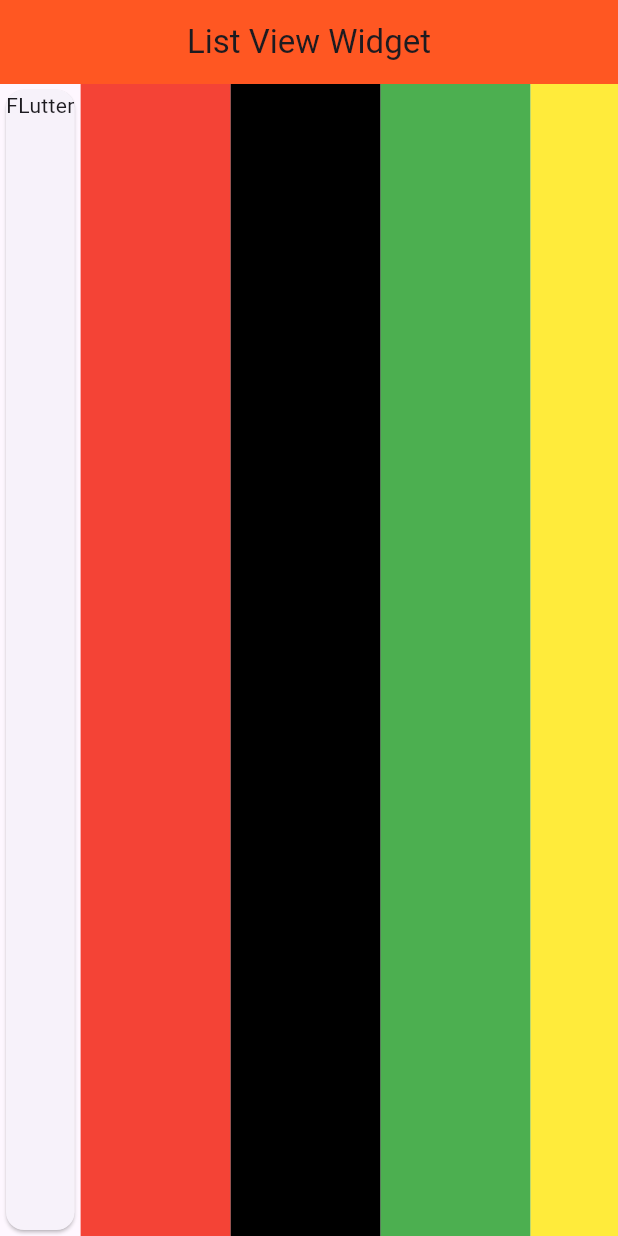
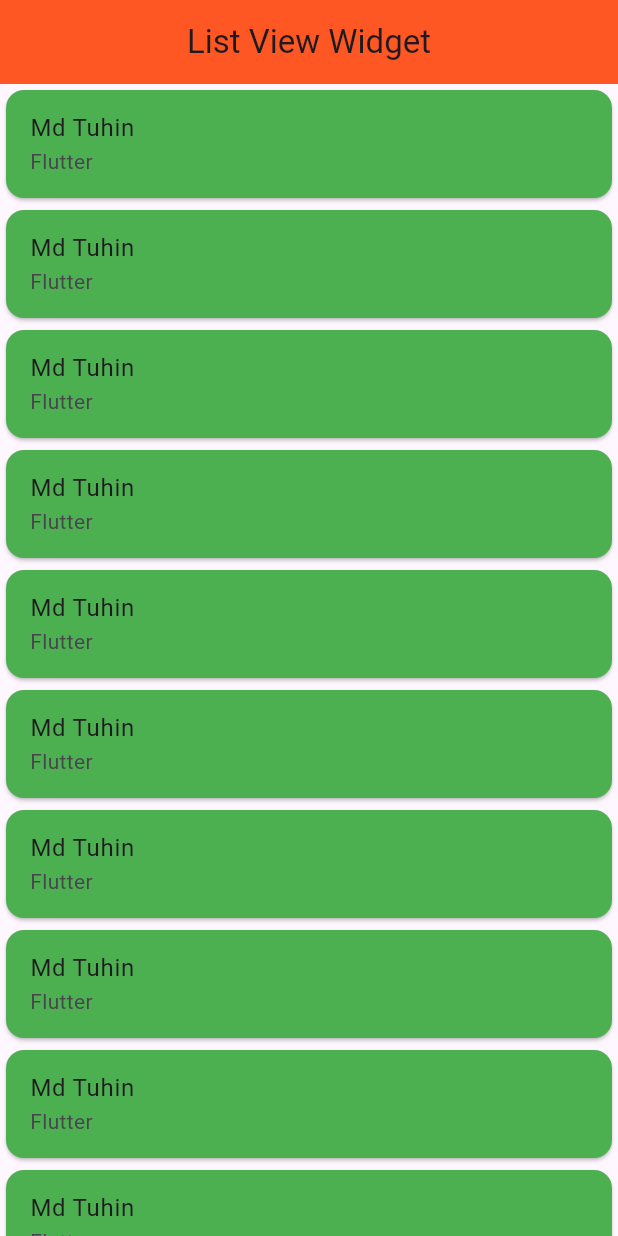
Before and after one commit to Mahafujmr/flutter_all_weiget_practice, a Flutter app: the screen it shows after launch, on a phone screen of 412 x 824 dp. Run offline on Flutter 3.47's test engine with Material 3 defaults, Android fonts, the phone set to English and light mode, and no system bars; key blocks and very long unbroken strings in the code were emptied for the run.

Commit message:
flutter list view widet

```diff
--- a/flutter_all_widget_practice/lib/main.dart
+++ b/flutter_all_widget_practice/lib/main.dart
@@ -1,5 +1,5 @@
 import 'package:flutter/material.dart';
-import 'package:flutter_all_widget_practice/scrolling_widget/list_view_widget.dart';
+import 'package:flutter_all_widget_practice/scrolling_widget/list_view/list_view_widget.dart';
 void main() {
   runApp(MyApp());
 }
--- /dev/null
+++ b/flutter_all_widget_practice/lib/scrolling_widget/list_view/list_view_widget.dart
@@ -0,0 +1,97 @@
+import 'package:flutter/material.dart';
+class ListViewWidget extends StatelessWidget {
+  const ListViewWidget({super.key});
+
+  @override
+  Widget build(BuildContext context) {
+    return Scaffold(
+      appBar: AppBar(
+        title: Text('List View Widget'),
+        centerTitle: true,
+        backgroundColor: Colors.deepOrange,
+        elevation: 0.1,
+      ),
+      body: ListView(
+        children: [
+          Card(
+            color: Colors.green,
+            child: ListTile(
+              title: Text('Md Tuhin'),
+              subtitle: Text('Flutter '),
+            ),
+          ),
+          Card(
+            color: Colors.green,
+            child: ListTile(
+              title: Text('Md Tuhin'),
+              subtitle: Text('Flutter '),
+            ),
+          ),
+          Card(
+            color: Colors.green,
+            child: ListTile(
+              title: Text('Md Tuhin'),
+              subtitle: Text('Flutter '),
+            ),
+          ),
+          Card(
+            color: Colors.green,
+            child: ListTile(
+              title: Text('Md Tuhin'),
+              subtitle: Text('Flutter '),
+            ),
+          ),
+          Card(
+            color: Colors.green,
+            child: ListTile(
+              title: Text('Md Tuhin'),
+              subtitle: Text('Flutter '),
+            ),
+          ),
+          Card(
+            color: Colors.green,
+            child: ListTile(
+              title: Text('Md Tuhin'),
+              subtitle: Text('Flutter '),
+            ),
+          ),
+          Card(
+            color: Colors.green,
+            child: ListTile(
+              title: Text('Md Tuhin'),
+              subtitle: Text('Flutter '),
+            ),
+          ),
+          Card(
+            color: Colors.green,
+            child: ListTile(
+              title: Text('Md Tuhin'),
+              subtitle: Text('Flutter '),
+            ),
+          ),
+          Card(
+            color: Colors.green,
+            child: ListTile(
+              title: Text('Md Tuhin'),
+              subtitle: Text('Flutter '),
+            ),
+          ),
+          Card(
+            color: Colors.green,
+            child: ListTile(
+              title: Text('Md Tuhin'),
+              subtitle: Text('Flutter '),
+            ),
+          ),
+          Card(
+            color: Colors.green,
+            child: ListTile(
+              title: Text('Md Tuhin'),
+              subtitle: Text('Flutter '),
+            ),
+          ),
+        ],
+      ),
+    );
+  }
+}
--- a/flutter_all_widget_practice/lib/scrolling_widget/list_view_widget.dart
+++ /dev/null
@@ -1,48 +0,0 @@
-import 'package:flutter/material.dart';
-class ListViewWidget extends StatelessWidget {
-  const ListViewWidget({super.key});
-
-  @override
-  Widget build(BuildContext context) {
-    return Scaffold(
-      appBar: AppBar(
-        title: Text('List View Widget'),
-        centerTitle: true,
-        backgroundColor: Colors.deepOrange,
-      ),
-      body: ListView(
-        scrollDirection: Axis.horizontal,
-        children: [
-          Card(
-            child: Text('FLutter'),
-          ),
-          Container(
-            height: 200,
-            width: 100,
-            color: Colors.red,
-          ),
-          Container(
-            height: 200,
-            width: 100,
-            color: Colors.black,
-          ),
-          Container(
-            height: 200,
-            width: 100,
-            color: Colors.green,
-          ),
-          Container(
-            height: 200,
-            width: 100,
-            color: Colors.yellow,
-          ),
-          Container(
-            height: 200,
-            width: 100,
-            color: Colors.orange,
-          ),
-        ],
-      ),
-    );
-  }
-}
```
Also changed, not shown: 1 other file.
